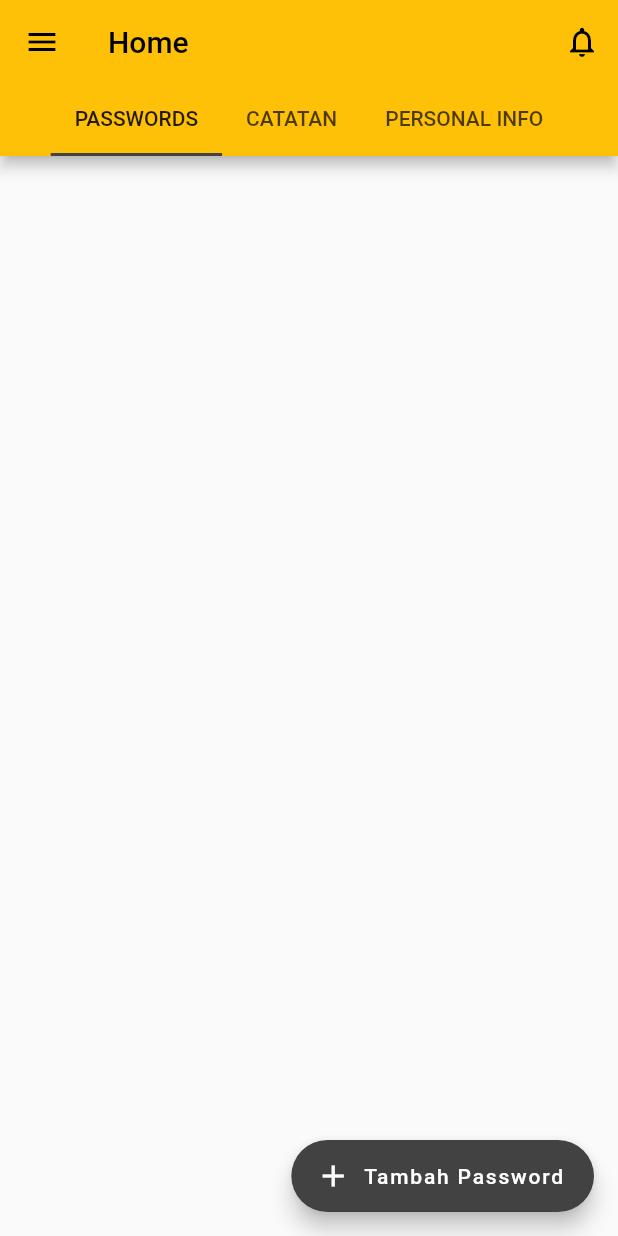
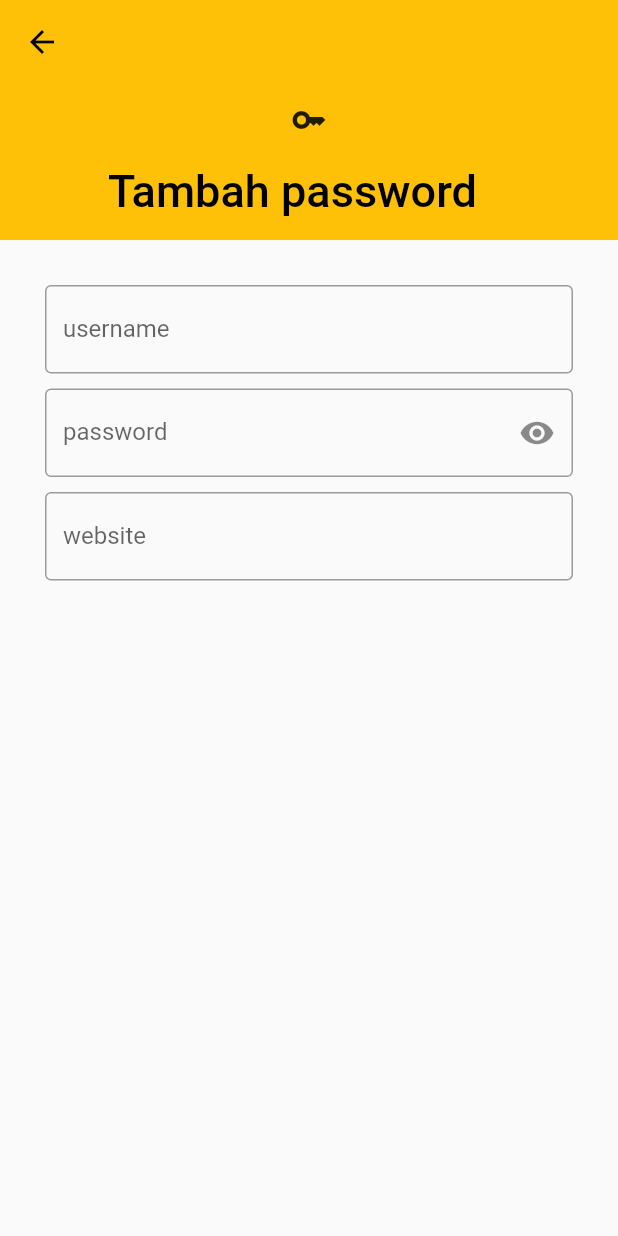
Before and after one commit to alianhakim9/Password-Manager-App-Flutter, a Flutter app: the Home screen opened directly, after a tap on "Tambah Password", on a phone screen of 412 x 824 dp. Run offline on Flutter 3.47's test engine with Material 2 defaults, Android fonts, the phone set to English and light mode, and no system bars; our stand-ins replace shared_preferences; accounts and stored records are empty.

Commit message:
implementasi add password manager

```diff
--- a/lib/view/home.dart
+++ b/lib/view/home.dart
@@ -1,6 +1,7 @@
 import 'dart:developer';
 
 import 'package:flutter/material.dart';
+import 'package:password_manager/view/password_manager_pages/add_password_manager.dart';
 import 'package:password_manager/viewmodel/main_viewmodel.dart';
 import 'package:password_manager/widgets/password_manager_card.dart';
 import 'package:shared_preferences/shared_preferences.dart';
@@ -56,6 +57,17 @@ class _HomeState extends State<Home> {
     getData();
   }
 
+  clearShared() async {
+    SharedPreferences prefs = await SharedPreferences.getInstance();
+    prefs.clear();
+  }
+
+  @override
+  void dispose() async {
+    super.dispose();
+    clearShared();
+  }
+
   @override
   Widget build(BuildContext context) {
     return DefaultTabController(
@@ -95,7 +107,12 @@ class _HomeState extends State<Home> {
                       itemCount: passwords.length,
                     ),
               floatingActionButton: FloatingActionButton.extended(
-                onPressed: () {},
+                onPressed: () {
+                  Navigator.push(
+                      context,
+                      MaterialPageRoute(
+                          builder: (context) => const AddPasswordManager()));
+                },
                 label: const Text(
                   'Tambah Password',
                   style: TextStyle(color: Colors.white),
--- /dev/null
+++ b/lib/view/password_manager_pages/add_password_manager.dart
@@ -0,0 +1,170 @@
+import 'package:flutter/material.dart';
+import 'package:password_manager/viewmodel/main_viewmodel.dart';
+import 'package:shared_preferences/shared_preferences.dart';
+
+class AddPasswordManager extends StatefulWidget {
+  const AddPasswordManager({Key? key}) : super(key: key);
+
+  @override
+  State<AddPasswordManager> createState() => _AddPasswordManagerState();
+}
+
+class _AddPasswordManagerState extends State<AddPasswordManager> {
+  String username = '';
+  String password = '';
+  String website = '';
+  bool _isObscure = true;
+  bool _isButtonActive = false;
+  bool _isLoading = false;
+  final bool _pinned = true;
+  final bool _snap = false;
+  final bool _floating = false;
+
+  final TextEditingController _controllerUsername = TextEditingController();
+  final TextEditingController _controllerPassword = TextEditingController();
+  final TextEditingController _controllerWebsite = TextEditingController();
+
+  MainViewModel viewModel = MainViewModel();
+
+  @override
+  void initState() {
+    super.initState();
+    _controllerUsername.addListener(() {
+      _controllerPassword.addListener(() {
+        _controllerWebsite.addListener(() {
+          setState(() {
+            _isButtonActive = _controllerUsername.text.isNotEmpty &&
+                _controllerPassword.text.isNotEmpty;
+          });
+        });
+      });
+    });
+  }
+
+  void showLoading() {
+    setState(() {
+      _isLoading = true;
+    });
+  }
+
+  void hideLoading() {
+    setState(() {
+      _isLoading = false;
+    });
+  }
+
+  void showSnackbar(String message) {
+    ScaffoldMessenger.of(context)
+        .showSnackBar(SnackBar(content: Text(message)));
+  }
+
+  addData() async {
+    SharedPreferences prefs = await SharedPreferences.getInstance();
+    var userId = prefs.getString('userId') ?? false;
+    if (userId != '') {
+      AddPasswordManager(userId);
+    }
+  }
+
+  void AddPasswordManager(userId) {
+    showLoading();
+    viewModel
+        .addPasswordManager(username, password, website, userId)
+        .then((value) {
+      if (value != null) {
+        hideLoading();
+        Navigator.pop(context);
+      } else {
+        hideLoading();
+        showSnackbar('Gagal menambahkan data');
+      }
+    }).catchError((err) {
+      hideLoading();
+      showSnackbar('Terjadi kesalahan saat menambahkan data');
+    });
+  }
+
+  @override
+  Widget build(BuildContext context) {
+    return Scaffold(
+      body: CustomScrollView(
+        slivers: [
+          SliverAppBar(
+            pinned: _pinned,
+            snap: _snap,
+            floating: _floating,
+            expandedHeight: 160.0,
+            flexibleSpace: const FlexibleSpaceBar(
+              title: Text('Tambah password'),
+              background: Icon(
+                Icons.key,
+              ),
+            ),
+            actions: [
+              if (_isButtonActive)
+                IconButton(
+                    onPressed: () {
+                      addData();
+                    },
+                    icon: const Icon(Icons.done))
+            ],
+          ),
+          SliverToBoxAdapter(
+              child: _isLoading
+                  ? const LinearProgressIndicator()
+                  : Padding(
+                      padding: const EdgeInsets.all(30),
+                      child: Column(
+                        children: [
+                          TextFormField(
+                            decoration: const InputDecoration(
+                              labelText: 'username',
+                              border: OutlineInputBorder(),
+                            ),
+                            onChanged: (e) => {username = e},
+                            controller: _controllerUsername,
+                          ),
+                          const SizedBox(
+                            height: 10.0,
+                          ),
+                          TextFormField(
+                            decoration: InputDecoration(
+                              labelText: 'password',
+                              suffixIcon: IconButton(
+                                  onPressed: () {
+                                    setState(() {
+                                      _isObscure = !_isObscure;
+                                    });
+                                  },
+                                  icon: Icon(_isObscure
+                                      ? Icons.visibility
+                                      : Icons.visibility_off)),
+                              border: const OutlineInputBorder(
+                                  borderSide: BorderSide(
+                                      color: Color.fromRGBO(255, 179, 0, 1))),
+                            ),
+                            onChanged: (e) => {password = e},
+                            obscureText: _isObscure,
+                            enableSuggestions: false,
+                            autocorrect: false,
+                            controller: _controllerPassword,
+                          ),
+                          const SizedBox(
+                            height: 10,
+                          ),
+                          TextFormField(
+                            decoration: const InputDecoration(
+                              labelText: 'website',
+                              border: OutlineInputBorder(),
+                            ),
+                            onChanged: (e) => {website = e},
+                            controller: _controllerWebsite,
+                          ),
+                        ],
+                      ),
+                    ))
+        ],
+      ),
+    );
+  }
+}
--- a/lib/viewmodel/main_viewmodel.dart
+++ b/lib/viewmodel/main_viewmodel.dart
@@ -10,4 +10,9 @@ class MainViewModel {
   Future getPasswordManager(userId) {
     return _apiService.getPasswordManagerByUserId(userId);
   }
+
+  Future addPasswordManager(
+      String username, String password, String website, String userId) {
+    return _apiService.addPasswordManager(username, password, website, userId);
+  }
 }
```
Also changed, not shown: lib/api/api_service.dart (+30 -0 lines), lib/model/add_password_manager_response.dart (added, +72 -0 lines), lib/view/auth_pages/auth_register.dart (+17 -6 lines).
